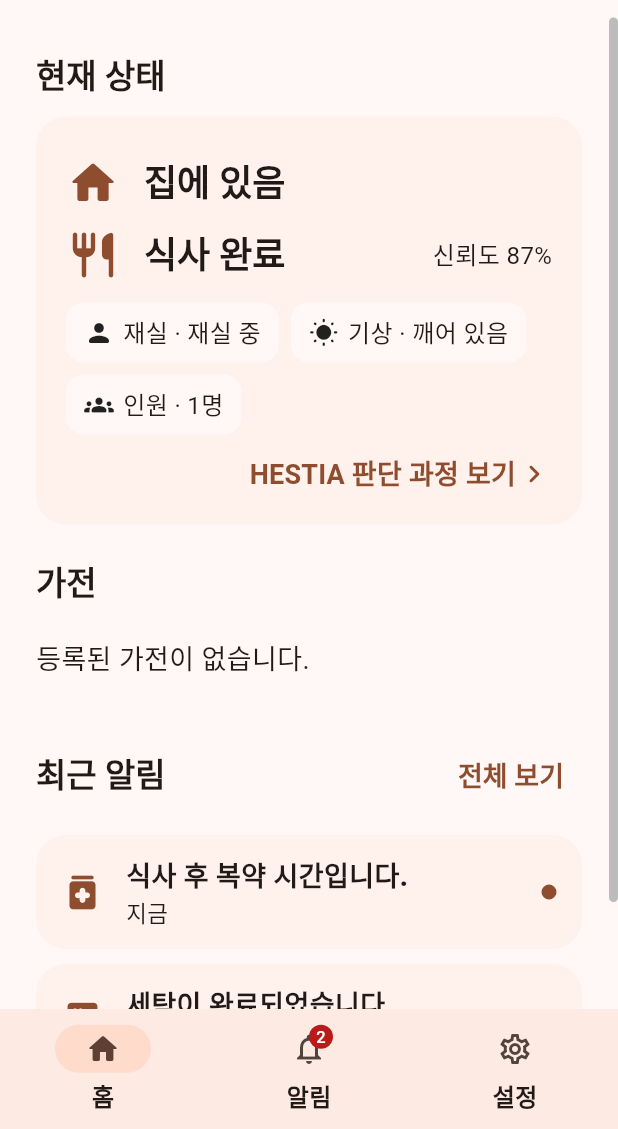
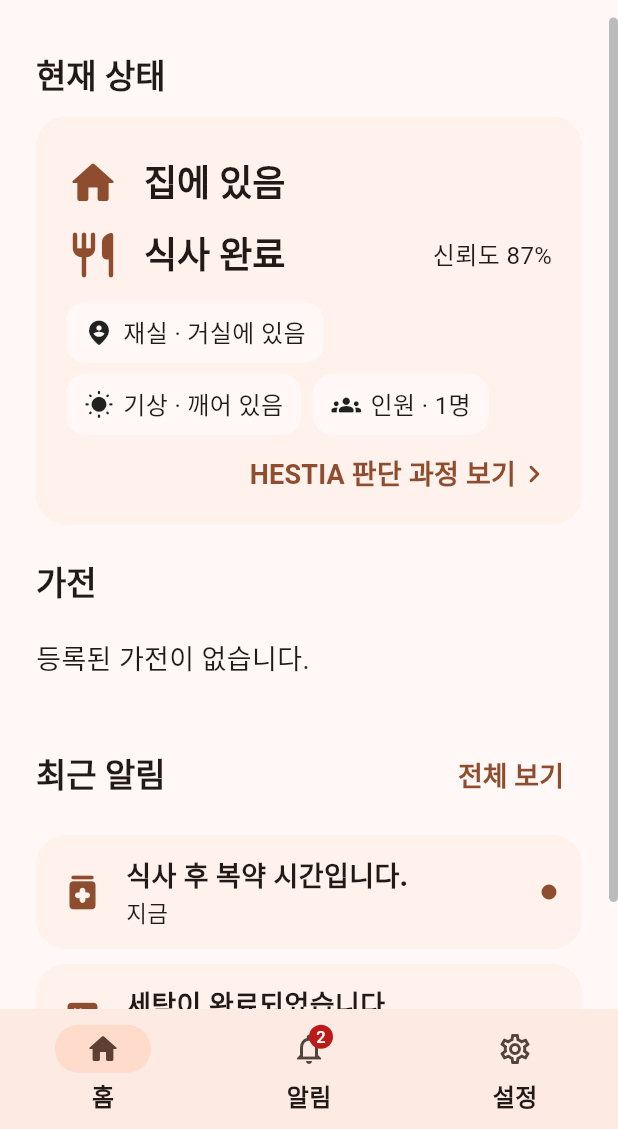
Before and after one commit to sungwonnoh/hestia-smart-home, a Flutter app: the MainShell screen opened by its route, on a phone screen of 412 x 824 dp, the part 107-1236 px from its top. Run offline on Flutter 3.47's test engine with Material 3 defaults, Android fonts, the phone set to English and light mode, and no system bars; accounts and stored records are empty.

Commit message:
fix(app): presence area 표시와 서버 시각의 로컬 변환

```diff
--- a/apps/lib/core/utils/display_labels.dart
+++ b/apps/lib/core/utils/display_labels.dart
@@ -4,6 +4,7 @@ import '../../app/theme.dart';
 import '../../models/context_state.dart';
 import '../../models/device.dart';
 import '../../models/notification_item.dart';
+import '../../models/room.dart';
 
 /// Context Engine 값을 사람이 읽는 문자열로 바꾼다.
 ///
@@ -45,6 +46,22 @@ abstract final class ContextLabels {
 
   static bool isFault(String state) => state == 'SENSOR_FAULT';
 
+  /// 화면에 보일 문장. presence는 state가 없고 area를 보내므로 공간 이름으로 표시한다.
+  static String describe(ContextState s) {
+    final area = s.area;
+    if (s.name == ContextName.presence && area != null) {
+      return '${RoomLabels.name(area)}에 있음';
+    }
+    return state(s.state);
+  }
+
+  static IconData iconOf(ContextState s) {
+    if (s.name == ContextName.presence && s.area != null) {
+      return Icons.person_pin_circle_rounded;
+    }
+    return icon(s.name, s.state);
+  }
+
   static IconData icon(String contextName, String state) {
     switch (state) {
       case 'HOME':
@@ -79,6 +96,9 @@ abstract final class ContextLabels {
 }
 
 abstract final class RoomLabels {
+  /// 공간 id → 이름. 설정 카탈로그에 없으면 id를 그대로 보여준다.
+  static String name(String roomId) => RoomTemplate.byId(roomId)?.name ?? roomId;
+
   static IconData icon(String roomId) => switch (roomId) {
         'living' => Icons.weekend_rounded,
         'bedroom' => Icons.bed_rounded,
--- a/apps/lib/features/home/home_page.dart
+++ b/apps/lib/features/home/home_page.dart
@@ -246,12 +246,11 @@ class _PrimaryState extends StatelessWidget {
       padding: const EdgeInsets.symmetric(vertical: 6),
       child: Row(
         children: [
-          Icon(ContextLabels.icon(state.name, state.state),
-              size: 36, color: color),
+          Icon(ContextLabels.iconOf(state), size: 36, color: color),
           const SizedBox(width: 16),
           Expanded(
             child: Text(
-              ContextLabels.state(state.state),
+              ContextLabels.describe(state),
               style: theme.textTheme.headlineSmall?.copyWith(
                 fontWeight: FontWeight.w700,
               ),
@@ -285,11 +284,11 @@ class _ContextChip extends StatelessWidget {
       child: Row(
         mainAxisSize: MainAxisSize.min,
         children: [
-          Icon(ContextLabels.icon(state.name, state.state), size: 20),
+          Icon(ContextLabels.iconOf(state), size: 20),
           const SizedBox(width: 6),
           Text(
             '${ContextLabels.name(state.name)} · '
-            '${ContextLabels.state(state.state)}',
+            '${ContextLabels.describe(state)}',
             style: const TextStyle(fontSize: 16),
           ),
         ],
--- a/apps/lib/models/context_state.dart
+++ b/apps/lib/models/context_state.dart
@@ -1,16 +1,22 @@
 /// Context Engine이 판단한 상황 하나 (activity, away 등).
 ///
 /// 앱은 이 값을 계산하지 않는다. 받은 그대로 표시한다.
+/// context마다 구조가 다르다. presence는 state 대신 area/areas를 보낸다.
 class ContextState {
   const ContextState({
     required this.name,
-    required this.state,
+    this.state = unknown,
     this.since,
     this.confidence,
     this.factors = const {},
+    this.attributes = const {},
   });
 
+  static const unknown = 'UNKNOWN';
+
   final String name;
+
+  /// 대표 상태. 보내지 않는 context(presence 등)는 [unknown].
   final String state;
   final DateTime? since;
   final double? confidence;
@@ -18,30 +24,46 @@ class ContextState {
   /// Context Engine이 남긴 근거 원본. 구조가 바뀌어도 받을 수 있게 Map으로 둔다.
   final Map<String, dynamic> factors;
 
+  /// 위 필드 외의 값 (presence의 area/areas, wake의 진행 플래그 등).
+  final Map<String, dynamic> attributes;
+
+  /// presence가 보낸 현재 공간 id (예: kitchen).
+  String? get area {
+    final value = attributes['area'];
+    return value is String && value.isNotEmpty ? value : null;
+  }
+
+  static const _knownKeys = {'state', 'since', 'confidence', 'factors'};
+
   factory ContextState.fromJson(String name, Map<String, dynamic> json) =>
       ContextState(
         name: name,
-        state: (json['state'] ?? 'UNKNOWN').toString(),
+        state: json['state']?.toString() ?? unknown,
         since: _parseTime(json['since']),
         confidence: (json['confidence'] as num?)?.toDouble(),
         factors: Map<String, dynamic>.from(
           json['factors'] as Map? ?? const {},
         ),
+        attributes: {
+          for (final e in json.entries)
+            if (!_knownKeys.contains(e.key)) e.key: e.value,
+        },
       );
 
   Map<String, dynamic> toJson() => {
-        'state': state,
+        if (state != unknown) 'state': state,
         if (since != null) 'since': since!.millisecondsSinceEpoch ~/ 1000,
         if (confidence != null) 'confidence': confidence,
         if (factors.isNotEmpty) 'factors': factors,
+        ...attributes,
       };
 
-  /// API 초안은 epoch seconds, 다른 곳은 ISO 문자열일 수 있어 둘 다 받는다.
+  /// API는 epoch seconds, 다른 곳은 ISO 문자열일 수 있어 둘 다 받는다.
   static DateTime? _parseTime(Object? value) {
-    if (value is int) {
-      return DateTime.fromMillisecondsSinceEpoch(value * 1000);
+    if (value is num) {
+      return DateTime.fromMillisecondsSinceEpoch((value * 1000).round());
     }
-    if (value is String) return DateTime.tryParse(value);
+    if (value is String) return DateTime.tryParse(value)?.toLocal();
     return null;
   }
 }
--- a/apps/lib/models/explanation.dart
+++ b/apps/lib/models/explanation.dart
@@ -73,7 +73,7 @@ class Explanation {
       factors: factors,
       action: json['action'] as String?,
       createdAt: json['createdAt'] is String
-          ? DateTime.tryParse(json['createdAt'] as String)
+          ? DateTime.tryParse(json['createdAt'] as String)?.toLocal()
           : null,
     );
   }
--- a/apps/lib/models/notification_item.dart
+++ b/apps/lib/models/notification_item.dart
@@ -106,7 +106,8 @@ class HestiaNotification {
         priority: NotificationPriority.fromWire(json['priority'] as String?),
         title: json['title'] as String,
         message: (json['message'] ?? '') as String,
-        createdAt: DateTime.parse(json['createdAt'] as String),
+        // 서버는 타임존이 붙은 ISO 문자열을 보낸다. 화면은 로컬 시각으로 그린다.
+        createdAt: DateTime.parse(json['createdAt'] as String).toLocal(),
         roomId: json['roomId'] as String?,
         explanationId: json['explanationId'] as String?,
         delivered: json['delivered'] as bool? ?? false,
--- a/apps/lib/repositories/mock_hestia_repository.dart
+++ b/apps/lib/repositories/mock_hestia_repository.dart
@@ -111,10 +111,14 @@ class MockHestiaRepository implements HestiaRepository, DemoControls {
           confidence: 0.87,
           factors: const {'area': 'kitchen', 'presence': true},
         ),
+        // 실제 API와 같이 presence는 state 없이 area를 보낸다.
         ContextName.presence: const ContextState(
           name: ContextName.presence,
-          state: 'PRESENT',
-          factors: {'area': 'living'},
+          confidence: 0.9,
+          attributes: {
+            'area': 'living',
+            'areas': {'living': true, 'kitchen': false},
+          },
         ),
         ContextName.wake: const ContextState(
           name: ContextName.wake,
```
